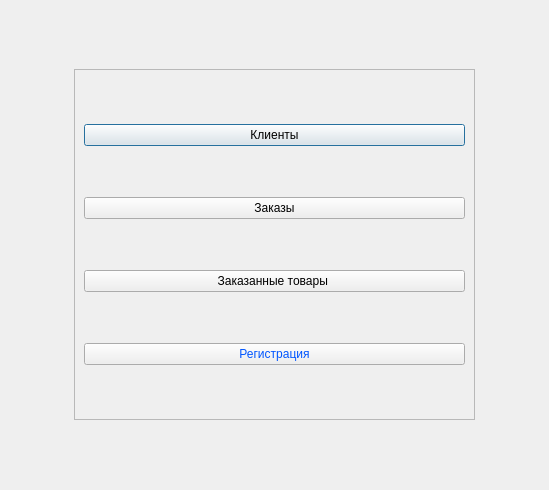
This is course2/sales_manager.ui in Sushakkk/Course-work-DB as Qt 5 draws it before an edit. The edited form follows.
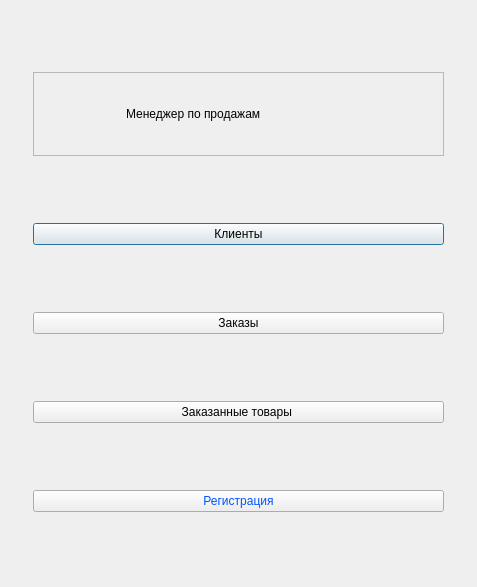
This is the edited form. Icons and pictures are not drawn.

The edit to the form file:
```diff
--- a/course2/sales_manager.ui
+++ b/course2/sales_manager.ui
@@ -6,26 +6,26 @@
    <rect>
     <x>0</x>
     <y>0</y>
-    <width>549</width>
-    <height>490</height>
+    <width>477</width>
+    <height>587</height>
    </rect>
   </property>
   <property name="windowTitle">
    <string>Dialog</string>
   </property>
-  <layout class="QGridLayout" name="gridLayout_2">
+  <layout class="QGridLayout" name="gridLayout">
    <item row="0" column="0">
-    <widget class="QFrame" name="frame">
+    <widget class="QFrame" name="frame_title_Report">
      <property name="minimumSize">
       <size>
-       <width>401</width>
-       <height>351</height>
+       <width>291</width>
+       <height>84</height>
       </size>
      </property>
      <property name="maximumSize">
       <size>
-       <width>401</width>
-       <height>351</height>
+       <width>411</width>
+       <height>84</height>
       </size>
      </property>
      <property name="frameShape">
@@ -34,29 +34,68 @@
      <property name="frameShadow">
       <enum>QFrame::Raised</enum>
      </property>
-     <layout class="QGridLayout" name="gridLayout">
-      <item row="0" column="0">
+     <widget class="QLabel" name="ImgReport">
+      <property name="geometry">
+       <rect>
+        <x>10</x>
+        <y>10</y>
+        <width>64</width>
+        <height>64</height>
+       </rect>
+      </property>
+      <property name="text">
+       <string/>
+      </property>
+      <property name="pixmap">
+       <pixmap resource="Recource.qrc">:/rec/img/men.png</pixmap>
+      </property>
+     </widget>
+     <widget class="QLabel" name="lbReport">
+      <property name="geometry">
+       <rect>
+        <x>93</x>
+        <y>10</y>
+        <width>308</width>
+        <height>64</height>
+       </rect>
+      </property>
+      <property name="minimumSize">
+       <size>
+        <width>184</width>
+        <height>64</height>
+       </size>
+      </property>
+      <property name="styleSheet">
+       <string notr="true">font: 20pt &quot;Segoe UI&quot;;</string>
+      </property>
+      <property name="text">
+       <string>Менеджер по продажам</string>
+      </property>
+     </widget>
+    </widget>
+   </item>
+   <item row="1" column="0">
        <widget class="QPushButton" name="btnClient">
         <property name="text">
          <string>Клиенты</string>
         </property>
        </widget>
       </item>
-      <item row="1" column="0">
+   <item row="2" column="0">
        <widget class="QPushButton" name="btnOrder">
         <property name="text">
          <string>Заказы</string>
         </property>
        </widget>
       </item>
-      <item row="2" column="0">
+   <item row="3" column="0">
        <widget class="QPushButton" name="btnOrder_product">
         <property name="text">
          <string>Заказанные товары </string>
         </property>
        </widget>
       </item>
-      <item row="3" column="0">
+   <item row="4" column="0">
        <widget class="QPushButton" name="btnAuthorization">
         <property name="styleSheet">
          <string notr="true">color: rgb(0, 85, 255);</string>
@@ -68,9 +107,8 @@
       </item>
      </layout>
     </widget>
-   </item>
-  </layout>
- </widget>
- <resources/>
+ <resources>
+  <include location="Recource.qrc"/>
+ </resources>
  <connections/>
 </ui>
```
Lines whose indentation alone changed are shown as unchanged.
